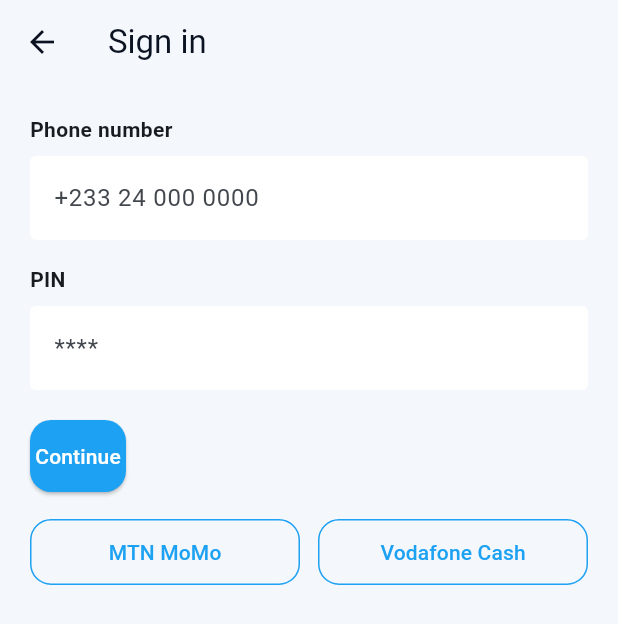
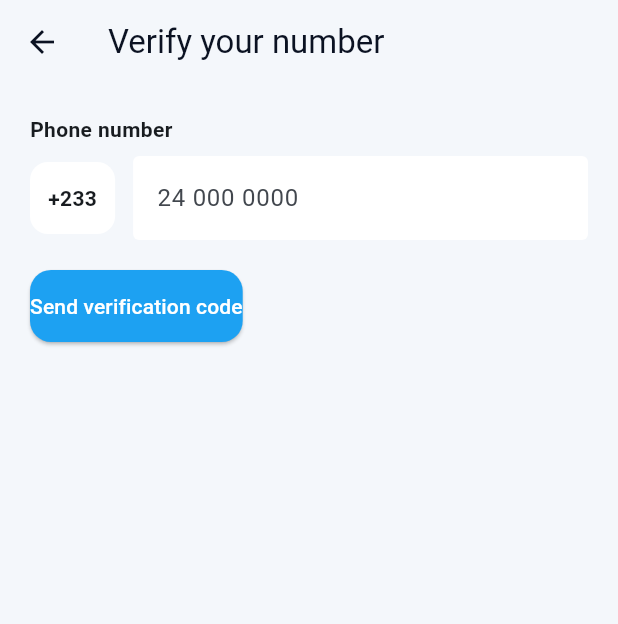
Before and after one commit to charlesay1/movegh, a Flutter app: the LoginScreen screen opened by its route, on a phone screen of 412 x 824 dp. Shown: the top 624 px of the screen. Run offline on Flutter 3.47's test engine with Material 3 defaults, Android fonts, the phone set to English and light mode, and no system bars; our stand-ins replace shared_preferences; accounts and stored records are empty.

Commit message:
Implement phone-OTP sign-in flow with session persistence

```diff
--- a/mobile/lib/routes.dart
+++ b/mobile/lib/routes.dart
@@ -1,6 +1,9 @@
 class AppRoutes {
-  static const splash = "/";
-  static const login = "/login";
+  static const welcome = "/";
+  static const phone = "/phone";
+  static const otp = "/otp";
+  static const profile = "/profile";
+  static const location = "/location";
   static const home = "/home";
   static const rideRequest = "/ride";
   static const delivery = "/delivery";
--- a/mobile/lib/screens/login_screen.dart
+++ b/mobile/lib/screens/login_screen.dart
@@ -1,4 +1,5 @@
 import "package:flutter/material.dart";
+import "package:flutter/services.dart";
 import "../routes.dart";
 import "../services/app_services.dart";
 import "../theme/app_theme.dart";
@@ -13,40 +14,60 @@
 
 class _LoginScreenState extends State<LoginScreen> {
   final TextEditingController _phoneController = TextEditingController();
-  final TextEditingController _pinController = TextEditingController();
   bool _isLoading = false;
+  String? _errorText;
 
   @override
   void dispose() {
     _phoneController.dispose();
-    _pinController.dispose();
     super.dispose();
   }
 
-  Future<void> _handleLogin() async {
-    final phone = _phoneController.text.trim();
-    final pin = _pinController.text.trim();
+  String? _validateGhanaNumber(String value) {
+    if (value.length != 9) {
+      return "Enter a 9-digit number";
+    }
+    final prefix = value.substring(0, 2);
+    const validPrefixes = {
+      "24",
+      "54",
+      "55",
+      "59", // MTN
+      "20",
+      "50", // Vodafone
+      "26",
+      "56",
+      "27",
+      "57", // AirtelTigo
+    };
+    if (!validPrefixes.contains(prefix)) {
+      return "Use MTN, Vodafone, or AirtelTigo";
+    }
+    return null;
+  }
 
-    if (phone.isEmpty || pin.isEmpty) {
-      ScaffoldMessenger.of(context).showSnackBar(
-        const SnackBar(content: Text("Enter phone number and PIN")),
-      );
+  Future<void> _sendCode() async {
+    final raw = _phoneController.text.replaceAll(RegExp(r"\D"), "");
+    final error = _validateGhanaNumber(raw);
+    setState(() => _errorText = error);
+    if (error != null) {
       return;
     }
 
+    final phone = "+233$raw";
     setState(() => _isLoading = true);
     try {
-      await AppServices.auth.verifyOtp(phone, pin);
+      await AppServices.auth.requestOtp(phone);
       if (!mounted) {
         return;
       }
-      Navigator.pushReplacementNamed(context, AppRoutes.home);
+      Navigator.pushReplacementNamed(context, AppRoutes.otp, arguments: phone);
     } catch (error) {
       if (!mounted) {
         return;
       }
       ScaffoldMessenger.of(context).showSnackBar(
-        const SnackBar(content: Text("Login failed. Try again.")),
+        const SnackBar(content: Text("Could not send code. Try again.")),
       );
     } finally {
       if (mounted) {
@@ -61,7 +82,7 @@
       appBar: AppBar(
         backgroundColor: AppColors.mist,
         elevation: 0,
-        title: const Text("Sign in"),
+        title: const Text("Verify your number"),
       ),
       body: Padding(
         padding: const EdgeInsets.all(20),
@@ -70,63 +91,44 @@
           children: [
             const Text("Phone number", style: TextStyle(fontWeight: FontWeight.w600)),
             const SizedBox(height: 8),
-            TextField(
-              controller: _phoneController,
-              keyboardType: TextInputType.phone,
-              decoration: const InputDecoration(
-                hintText: "+233 24 000 0000",
-                filled: true,
-                fillColor: Colors.white,
-                border: OutlineInputBorder(borderSide: BorderSide.none),
-              ),
-            ),
-            const SizedBox(height: 16),
-            const Text("PIN", style: TextStyle(fontWeight: FontWeight.w600)),
-            const SizedBox(height: 8),
-            TextField(
-              controller: _pinController,
-              obscureText: true,
-              decoration: const InputDecoration(
-                hintText: "****",
-                filled: true,
-                fillColor: Colors.white,
-                border: OutlineInputBorder(borderSide: BorderSide.none),
-              ),
-            ),
-            const SizedBox(height: 20),
-            PrimaryButton(
-              label: _isLoading ? "Signing in..." : "Continue",
-              isLoading: _isLoading,
-              onPressed: _isLoading ? null : _handleLogin,
-            ),
-            const SizedBox(height: 16),
             Row(
               children: [
-                Expanded(
-                  child: OutlinedButton(
-                    onPressed: () {},
-                    style: OutlinedButton.styleFrom(
-                      padding: const EdgeInsets.symmetric(vertical: 12),
-                      side: const BorderSide(color: AppColors.electric),
-                      shape: RoundedRectangleBorder(borderRadius: BorderRadius.circular(14)),
-                    ),
-                    child: const Text("MTN MoMo"),
+                Container(
+                  padding: const EdgeInsets.symmetric(horizontal: 12, vertical: 14),
+                  decoration: BoxDecoration(
+                    color: Colors.white,
+                    borderRadius: BorderRadius.circular(12),
+                  ),
+                  child: const Text(
+                    "+233",
+                    style: TextStyle(fontWeight: FontWeight.w600),
                   ),
                 ),
                 const SizedBox(width: 12),
                 Expanded(
-                  child: OutlinedButton(
-                    onPressed: () {},
-                    style: OutlinedButton.styleFrom(
-                      padding: const EdgeInsets.symmetric(vertical: 12),
-                      side: const BorderSide(color: AppColors.electric),
-                      shape: RoundedRectangleBorder(borderRadius: BorderRadius.circular(14)),
+                  child: TextField(
+                    controller: _phoneController,
+                    keyboardType: TextInputType.phone,
+                    inputFormatters: [FilteringTextInputFormatter.digitsOnly],
+                    maxLength: 9,
+                    decoration: InputDecoration(
+                      hintText: "24 000 0000",
+                      errorText: _errorText,
+                      filled: true,
+                      fillColor: Colors.white,
+                      border: const OutlineInputBorder(borderSide: BorderSide.none),
+                      counterText: "",
                     ),
-                    child: const Text("Vodafone Cash"),
                   ),
                 ),
               ],
-            )
+            ),
+            const SizedBox(height: 20),
+            PrimaryButton(
+              label: _isLoading ? "Sending..." : "Send verification code",
+              isLoading: _isLoading,
+              onPressed: _isLoading ? null : _sendCode,
+            ),
           ],
         ),
       ),
--- a/mobile/pubspec.yaml
+++ b/mobile/pubspec.yaml
@@ -12,6 +12,7 @@
     sdk: flutter
   cupertino_icons: ^1.0.6
   http: ^1.2.1
+  shared_preferences: ^2.2.3
 
 dev_dependencies:
   flutter_test:
```
Also changed, not shown: mobile/lib/app.dart (+9 -3 lines), mobile/lib/screens/location_permission_screen.dart (added, +56 -0 lines), mobile/lib/screens/otp_verification_screen.dart (added, +170 -0 lines), mobile/lib/screens/profile_setup_screen.dart (added, +139 -0 lines), mobile/lib/screens/splash_screen.dart (+34 -3 lines), mobile/lib/services/session_store.dart (added, +59 -0 lines), mobile/pubspec.lock, 1 other file.
